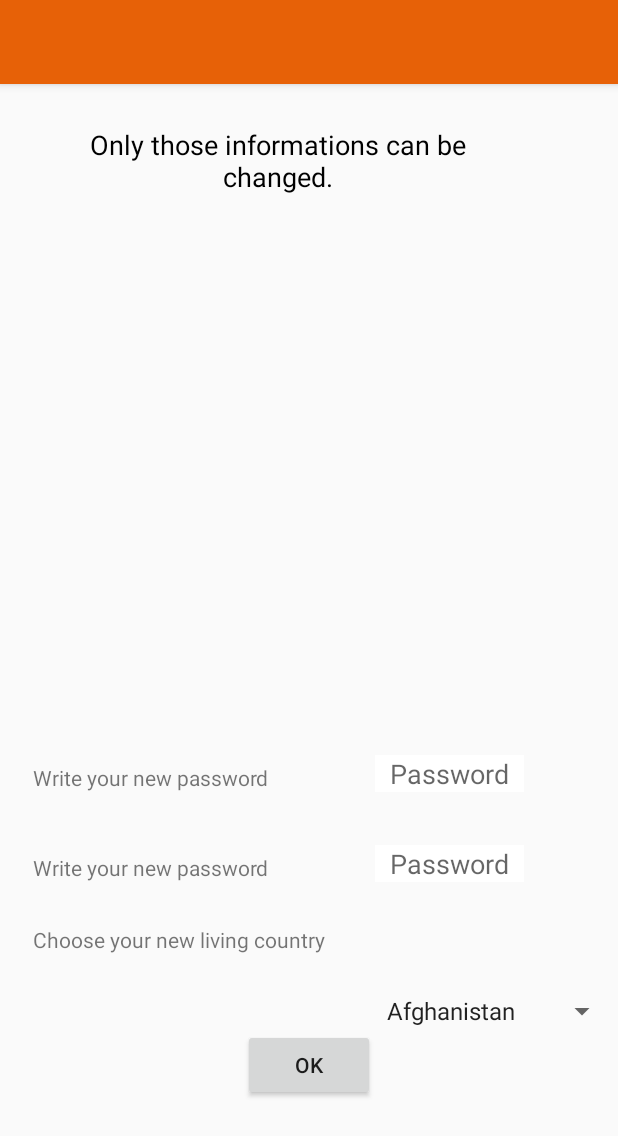
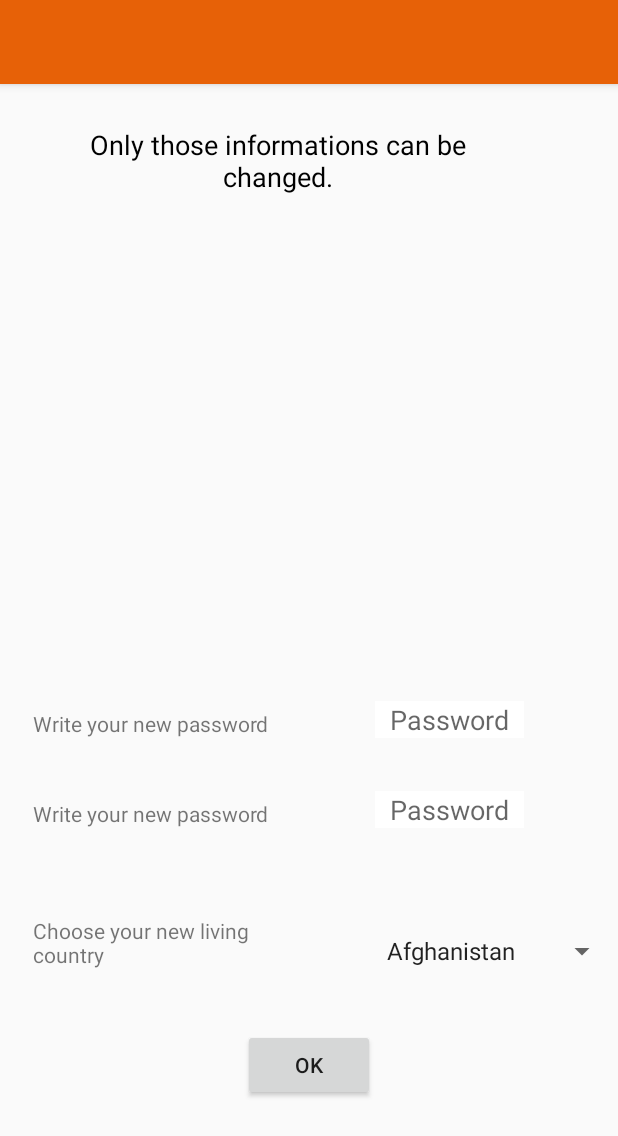
Before and after one commit to lodykas/LINSIF1225-GroupeV-EZMeal, an Android app: the ModifyProfileActivity screen opened directly, with no data from a screen before it, on a phone screen of 412 x 824 dp. Shown: the top 1136 px of the screen. Run offline under Robolectric (Android 15) with nearby library versions, the light colour scheme and no system bars.

Commit message:
Spinner aligner + check si fields empty

```diff
--- a/EZMeal/app/src/main/java/com/lsinf1225/ezmeal/ezmeal/ModifyProfileActivity.java
+++ b/EZMeal/app/src/main/java/com/lsinf1225/ezmeal/ezmeal/ModifyProfileActivity.java
@@ -29,10 +29,12 @@ public class ModifyProfileActivity extends AppCompatActivity {
             public void onClick(View v) {
                 String password = ((EditText) findViewById(R.id.passwordedit2)).getText().toString();
                 String password2 = ((EditText) findViewById(R.id.passwordedit)).getText().toString();
-                Spinner spinner1 = (Spinner)findViewById(R.id.spinner1);
+                Spinner spinner1 = (Spinner) findViewById(R.id.spinner1);
                 String country = spinner1.getSelectedItem().toString();
                 //String country = ((EditText) findViewById(R.id.countryedit2)).getText().toString();
-                if (password.equals(password2)) {
+                if (password.equals("") || password2.equals("")) {
+                    Toast.makeText(getApplicationContext(), "All fields are mandatory", Toast.LENGTH_LONG).show();
+                }else if (password.equals(password2)) {
                     SQLiteManager db = new SQLiteManager(getApplicationContext());
                     db.updateUser(getIntent().getStringExtra("usermail"), password, country);
                     Toast.makeText(getApplicationContext(), " Data updated " + getIntent().getStringExtra("usermail"), Toast.LENGTH_LONG).show();
--- a/EZMeal/app/src/main/res/layout/activity_modify_profile.xml
+++ b/EZMeal/app/src/main/res/layout/activity_modify_profile.xml
@@ -25,7 +25,7 @@
         android:layout_above="@+id/spinner1"
         android:layout_alignParentLeft="true"
         android:layout_alignParentStart="true"
-        android:layout_marginBottom="104dp"
+        android:layout_marginBottom="130dp"
         android:layout_marginLeft="22dp"
         android:layout_marginStart="22dp"
         android:text="Write your new password " />
@@ -52,7 +52,7 @@
             android:layout_above="@+id/spinner1"
             android:layout_alignParentLeft="true"
             android:layout_alignParentStart="true"
-            android:layout_marginBottom="44dp" />
+            android:layout_marginBottom="70dp" />
 
 
     <!-- get birthday de user-->
@@ -62,21 +62,24 @@
         android:layout_height="wrap_content"
         android:layout_above="@+id/button201"
         android:layout_alignParentBottom="false"
-        android:layout_marginTop="30dp"
         android:layout_toEndOf="@+id/button201"
-        android:layout_toRightOf="@+id/button201">
+        android:layout_toRightOf="@+id/button201"
+        android:layout_marginBottom="40dp"
+        android:paddingBottom="0dp">
 
     </Spinner>
-    <!-- get living country de user-->
 
     <TextView
         android:id="@+id/country"
         android:layout_width="wrap_content"
         android:layout_height="wrap_content"
         android:layout_alignBottom="@+id/spinner1"
-        android:layout_alignLeft="@+id/passwordlog"
-        android:layout_marginBottom="50dp"
-        android:text="Choose your new living country" />
+        android:layout_marginBottom="0dp"
+        android:text="Choose your new living country"
+        android:layout_alignRight="@+id/passwordlog2"
+        android:layout_alignEnd="@+id/passwordlog2"
+        android:layout_alignLeft="@+id/passwordlog2"
+        android:layout_alignStart="@+id/passwordlog2" />
 
     <Button
         android:id="@+id/button201"
@@ -109,7 +112,10 @@
         xmlns:tools="http://schemas.android.com/tools"
         android:layout_width="match_parent"
         android:layout_height="match_parent"
-        tools:context="com.lsinf1225.ezmeal.ezmeal.ModifyProfileActivity">
+        tools:context="com.lsinf1225.ezmeal.ezmeal.ModifyProfileActivity"
+        android:layout_alignParentTop="true"
+        android:layout_alignParentLeft="true"
+        android:layout_alignParentStart="true">
 
         <android.support.design.widget.AppBarLayout
             android:layout_width="match_parent"
@@ -125,8 +131,9 @@
 
         </android.support.design.widget.AppBarLayout>
 
-        <include layout="@layout/content_menuetage"
-            android:id="@+id/include" />
+        <include
+            android:id="@+id/include"
+            layout="@layout/content_menuetage" />
 
     </android.support.design.widget.CoordinatorLayout>
 
```
